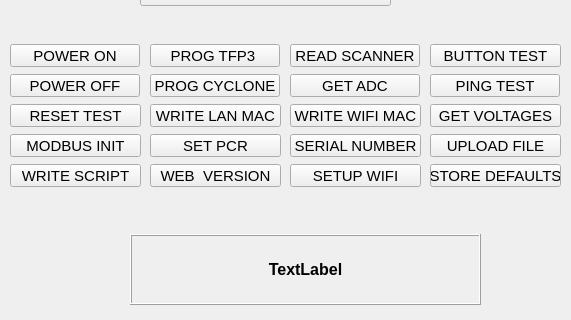
Before: the Qt Designer form QT_Project/mainwindow.ui in wmarchewka/Fixture, drawn with Qt 5; both pictures show x 0 to 571 and y 173 to 493 of the 1024 by 768 pixel window.
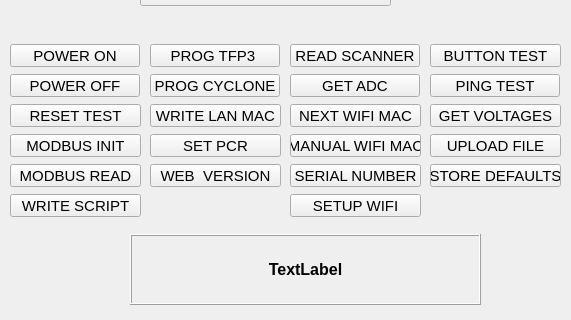
After: the same form once the commit is applied.

```diff
--- a/QT_Project/mainwindow.ui
+++ b/QT_Project/mainwindow.ui
@@ -407,7 +407,7 @@
      </font>
     </property>
     <property name="text">
-     <string>WRITE WIFI MAC</string>
+     <string>NEXT WIFI MAC</string>
     </property>
    </widget>
    <widget class="QPushButton" name="pbModbusInit">
@@ -450,7 +450,7 @@
     <property name="geometry">
      <rect>
       <x>290</x>
-      <y>290</y>
+      <y>320</y>
       <width>131</width>
       <height>23</height>
      </rect>
@@ -486,7 +486,7 @@
     <property name="geometry">
      <rect>
       <x>10</x>
-      <y>320</y>
+      <y>350</y>
       <width>131</width>
       <height>23</height>
      </rect>
@@ -522,7 +522,7 @@
     <property name="geometry">
      <rect>
       <x>290</x>
-      <y>320</y>
+      <y>350</y>
       <width>131</width>
       <height>23</height>
      </rect>
@@ -590,6 +590,42 @@
      <set>Qt::AlignCenter</set>
     </property>
    </widget>
+   <widget class="QPushButton" name="pbManualWifiMac">
+    <property name="geometry">
+     <rect>
+      <x>290</x>
+      <y>290</y>
+      <width>131</width>
+      <height>23</height>
+     </rect>
+    </property>
+    <property name="font">
+     <font>
+      <pointsize>11</pointsize>
+     </font>
+    </property>
+    <property name="text">
+     <string>MANUAL WIFI MAC</string>
+    </property>
+   </widget>
+   <widget class="QPushButton" name="pbModbusRead">
+    <property name="geometry">
+     <rect>
+      <x>10</x>
+      <y>320</y>
+      <width>131</width>
+      <height>23</height>
+     </rect>
+    </property>
+    <property name="font">
+     <font>
+      <pointsize>11</pointsize>
+     </font>
+    </property>
+    <property name="text">
+     <string>MODBUS READ</string>
+    </property>
+   </widget>
   </widget>
   <widget class="QMenuBar" name="menuBar">
    <property name="geometry">
```
Left out of the diff: 2 changed lines with no effect on the pictures.
